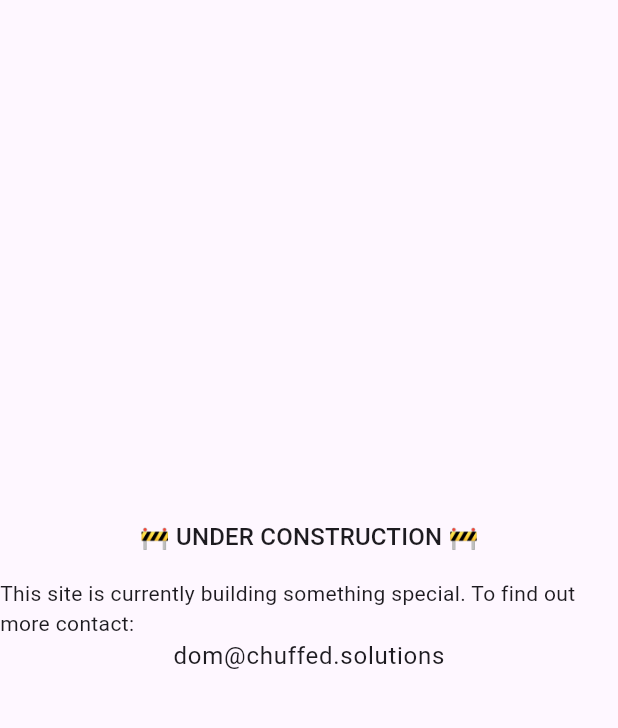
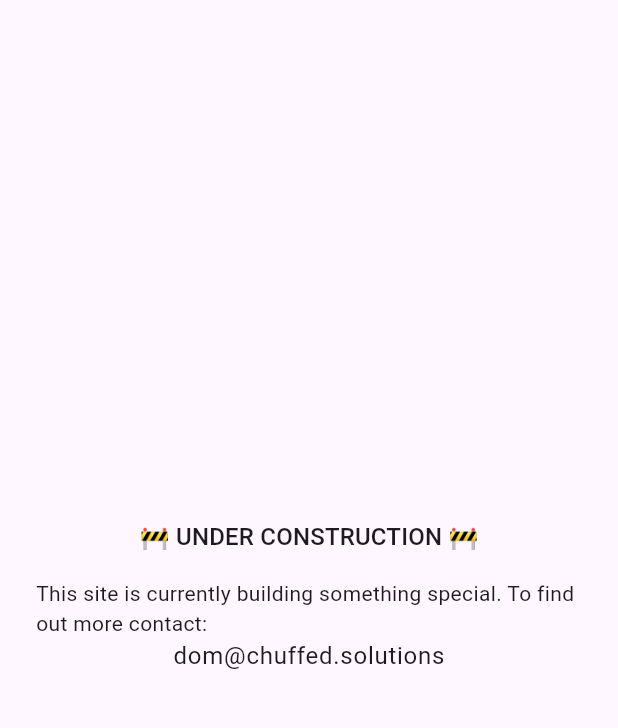
Before and after one commit to ChuffedDom/being-chuffed, a Flutter app: the screen it shows after launch, on a phone screen of 412 x 824 dp, the part 63-791 px from its top. Run offline on Flutter 3.47's test engine with Material 2 defaults, Android fonts, the phone set to English and light mode, and no system bars; our stand-ins replace firebase_core; accounts and stored records are empty; Roboto replaces fonts that are missing (--apple-system); statements that could not run were skipped.

Commit message:
Added padding

```diff
--- a/lib/main.dart
+++ b/lib/main.dart
@@ -37,6 +37,8 @@ class MyHomePage extends StatelessWidget {
         centerTitle: true,
       ),
       body: Center(
+        child: Padding(
+          padding: const EdgeInsets.all(24.0),
           child: Column(
             mainAxisSize: MainAxisSize.max,
             mainAxisAlignment: MainAxisAlignment.center,
@@ -55,6 +57,7 @@ class MyHomePage extends StatelessWidget {
             ],
           ),
         ),
+      ),
     );
   }
 }
```
Lines whose indentation alone changed are shown as unchanged.
